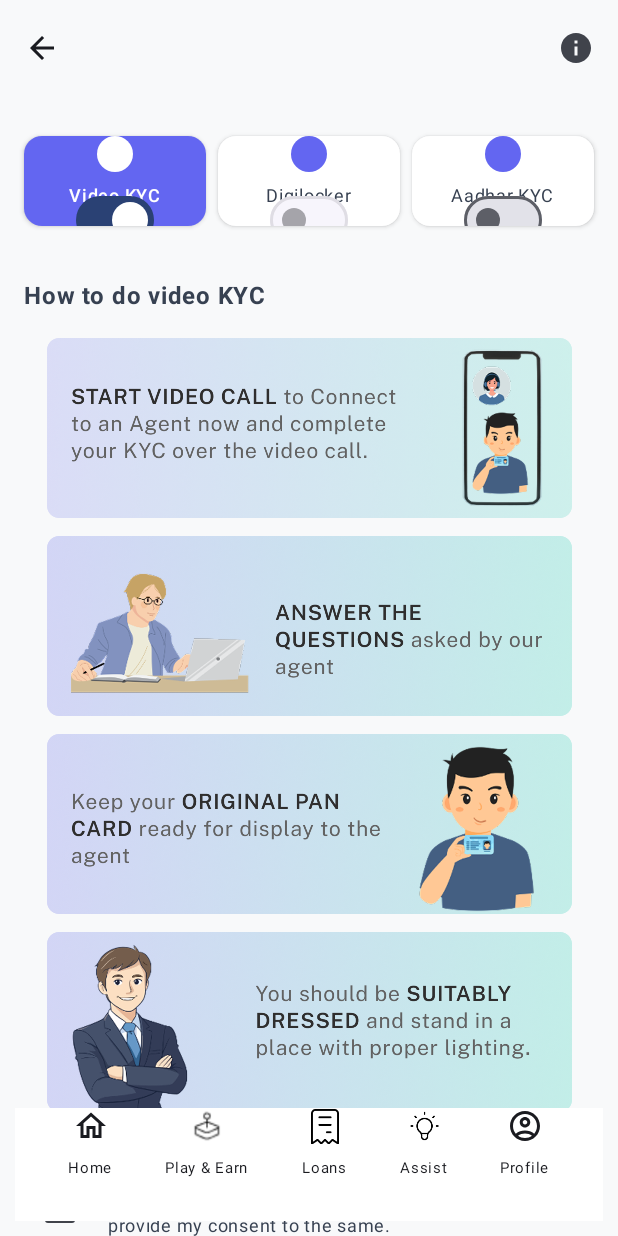
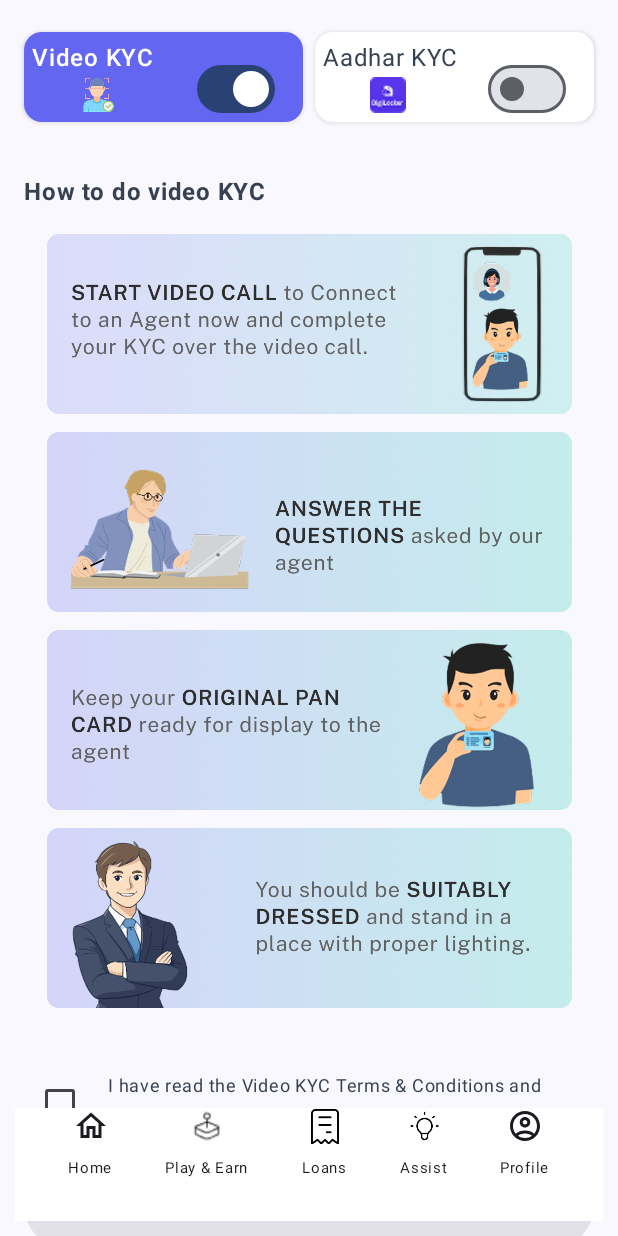
Before and after one commit to DevDewangan16/Vasudev_Kutumbhakam, an Android app built with Jetpack Compose: the KYCApp screen opened through its navigation route, on a phone screen of 412 x 824 dp. Run offline under Robolectric (Android 15) with nearby library versions, the phone set to English and light mode, and no system bars.

Commit message:
Finalized the KYC Screen.

```diff
--- a/app/src/main/java/com/example/vasudevkutumbhakam/ui/KycScreen.kt
+++ b/app/src/main/java/com/example/vasudevkutumbhakam/ui/KycScreen.kt
@@ -77,30 +77,9 @@ fun MainKYCScreen(navController: NavController) {
 
     LazyColumn(
         modifier = Modifier
-            .fillMaxSize()
-            .background(KYCColors.LightGray),
+            .fillMaxSize(),
         verticalArrangement = Arrangement.spacedBy(5.dp)
     ) {
-        item {
-            // Top bar
-            TopAppBar(
-                title = { },
-                navigationIcon = {
-                    IconButton(onClick = { }) {
-                        Icon(Icons.Default.ArrowBack, contentDescription = "Back")
-                    }
-                },
-                actions = {
-                    IconButton(onClick = { }) {
-                        Icon(Icons.Default.Info, contentDescription = "Info")
-                    }
-                },
-                colors = TopAppBarDefaults.topAppBarColors(
-                    containerColor = KYCColors.LightGray
-                )
-            )
-        }
-
         item {
             Spacer(modifier = Modifier.height(16.dp))
         }
@@ -118,24 +97,18 @@ fun MainKYCScreen(navController: NavController) {
                     title = "Video KYC",
                     isSelected = selectedOption == "video",
                     onClick = { selectedOption = "video" },
-                    modifier = Modifier.weight(1f)
+                    modifier = Modifier.weight(1f),
+                    imageRes = R.drawable.ic_video_kyc
                 )
 
-                // Digilocker Option (disabled)
-                KYCOptionCard(
-                    title = "Digilocker",
-                    isSelected = false,
-                    onClick = { },
-                    isEnabled = false,
-                    modifier = Modifier.weight(1f)
-                )
 
                 // Aadhar KYC Option
                 KYCOptionCard(
                     title = "Aadhar KYC",
                     isSelected = selectedOption == "aadhar",
                     onClick = { selectedOption = "aadhar" },
-                    modifier = Modifier.weight(1f)
+                    modifier = Modifier.weight(1f),
+                    imageRes = R.drawable.ic_aadhar_kyc
                 )
             }
         }
@@ -160,7 +133,8 @@ fun KYCOptionCard(
     isSelected: Boolean,
     onClick: () -> Unit,
     modifier: Modifier = Modifier,
-    isEnabled: Boolean = true
+    isEnabled: Boolean = true,
+    imageRes:Int
 ) {
     Card(
         modifier = modifier
@@ -173,28 +147,21 @@ fun KYCOptionCard(
     ) {
         Column(
             modifier = Modifier.fillMaxSize(),
-            horizontalAlignment = Alignment.CenterHorizontally,
             verticalArrangement = Arrangement.Center
         ) {
-            // Icon placeholder
-            Box(
-                modifier = Modifier
-                    .size(24.dp)
-                    .background(
-                        if (isSelected) KYCColors.White else KYCColors.Purple,
-                        CircleShape
-                    )
-            )
-
-            Spacer(modifier = Modifier.height(4.dp))
-
+            Column() {
                 Text(
                     text = title,
-                fontSize = 12.sp,
+                    fontSize = 16.sp,
                     color = if (isSelected) KYCColors.White else KYCColors.DarkGray,
-                fontWeight = if (isSelected) FontWeight.Medium else FontWeight.Normal
+                    fontWeight = if (isSelected) FontWeight.Medium else FontWeight.Normal,
+                    modifier = Modifier.weight(1f).padding(5.dp)
                 )
+                Row(modifier = Modifier.weight(1f).fillMaxWidth(),
+                    horizontalArrangement = Arrangement.Absolute.SpaceAround) {
 
+                    Image(painter = painterResource(id = imageRes), contentDescription = "",
+                        modifier=Modifier.size(24.dp))
                     // Toggle indicator
                     Switch(
                         checked = isSelected,
@@ -202,6 +169,9 @@ fun KYCOptionCard(
                         modifier = Modifier.size(16.dp),
                         enabled = isEnabled
                     )
+                }
+            }
+
         }
     }
 }
@@ -224,22 +194,30 @@ fun VideoKYCContent(navController: NavController) {
         )
 
         Image(painter = painterResource(id = R.drawable.video1), contentDescription ="",
-            modifier = Modifier.fillMaxWidth().height(120.dp))
+            modifier = Modifier
+                .fillMaxWidth()
+                .height(120.dp))
 
         Spacer(modifier = Modifier.height(12.dp))
 
         Image(painter = painterResource(id = R.drawable.video2), contentDescription ="",
-            modifier = Modifier.fillMaxWidth().height(120.dp))
+            modifier = Modifier
+                .fillMaxWidth()
+                .height(120.dp))
 
         Spacer(modifier = Modifier.height(12.dp))
 
         Image(painter = painterResource(id = R.drawable.video3), contentDescription ="",
-            modifier = Modifier.fillMaxWidth().height(120.dp))
+            modifier = Modifier
+                .fillMaxWidth()
+                .height(120.dp))
 
         Spacer(modifier = Modifier.height(12.dp))
 
         Image(painter = painterResource(id = R.drawable.video4), contentDescription ="",
-            modifier = Modifier.fillMaxWidth().height(120.dp))
+            modifier = Modifier
+                .fillMaxWidth()
+                .height(120.dp))
 
         Spacer(modifier = Modifier.height(24.dp))
 
@@ -529,7 +507,7 @@ fun VideoCallScreen(navController: NavController) {
             )
         }
 
-        Spacer(modifier = Modifier.height(32.dp))
+        Spacer(modifier = Modifier.height(80.dp))
     }
 }
 
```
Also changed, not shown: app/src/main/res/drawable/ic_aadhar_kyc.png (added), app/src/main/res/drawable/ic_video_kyc.png (added). Lines whose indentation alone changed are shown as unchanged.
